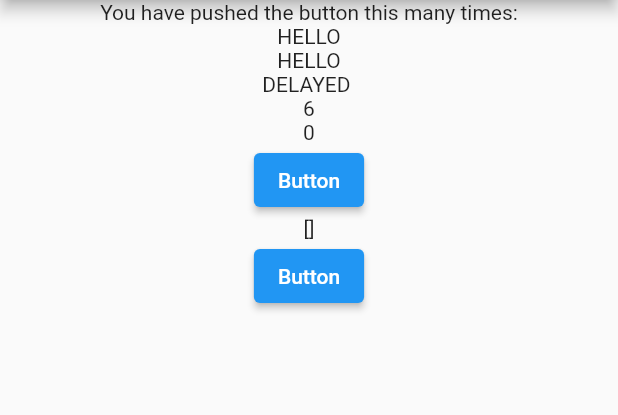
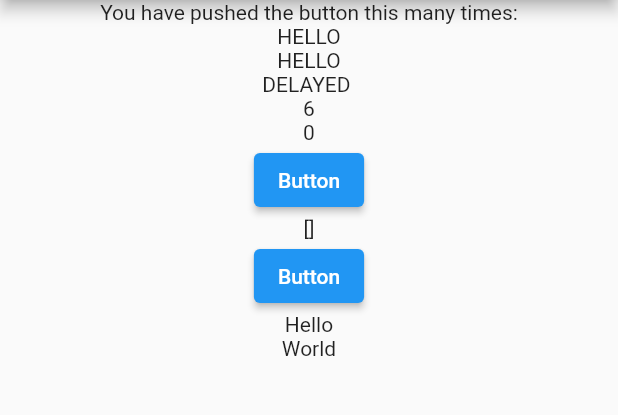
Before and after one commit to Luecy1/riverpod_study, a Flutter app: the screen it shows after launch, on a phone screen of 412 x 824 dp, the part 84-499 px from its top. Run offline on Flutter 3.47's test engine with Material 2 defaults, Android fonts, the phone set to English and light mode, and no system bars; our stand-ins replace flutter_riverpod.

```diff
--- a/lib/main.dart
+++ b/lib/main.dart
@@ -78,6 +78,7 @@ class _MyHomePageState extends State<MyHomePage> {
             ),
             StateProviderComsumer(),
             TodoConsumer(),
+            OverrideConsumer(),
           ],
         ),
       ),
@@ -129,3 +130,29 @@ class TodoConsumer extends ConsumerWidget {
     );
   }
 }
+
+class OverrideConsumer extends StatelessWidget {
+  @override
+  Widget build(BuildContext context) {
+    final textList = ['Hello', 'World'];
+    return Column(
+      children: [
+        for (var value in textList)
+          ProviderScope(
+            overrides: [
+              textProvider.overrideWithValue(value),
+            ],
+            child: TextWidget(),
+          ),
+      ],
+    );
+  }
+}
+
+class TextWidget extends ConsumerWidget {
+  @override
+  Widget build(BuildContext context, WidgetRef ref) {
+    final text = ref.watch(textProvider);
+    return Text(text);
+  }
+}
--- a/lib/riverpod.dart
+++ b/lib/riverpod.dart
@@ -64,3 +64,6 @@ final todos = [
 final todoNotifierProvider = StateNotifierProvider((ref) {
   return TodoNotifier();
 });
+
+//ScopedProviderは廃止 代わりにProviderが使える
+final textProvider = Provider((ref) => "hoge");
```
